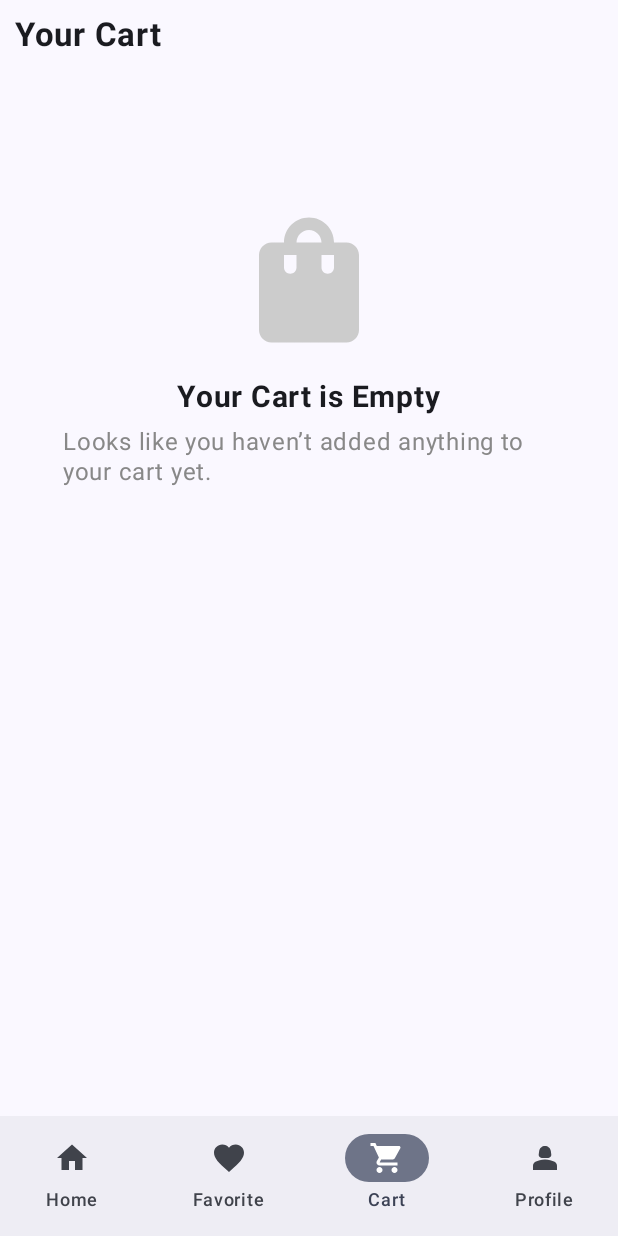
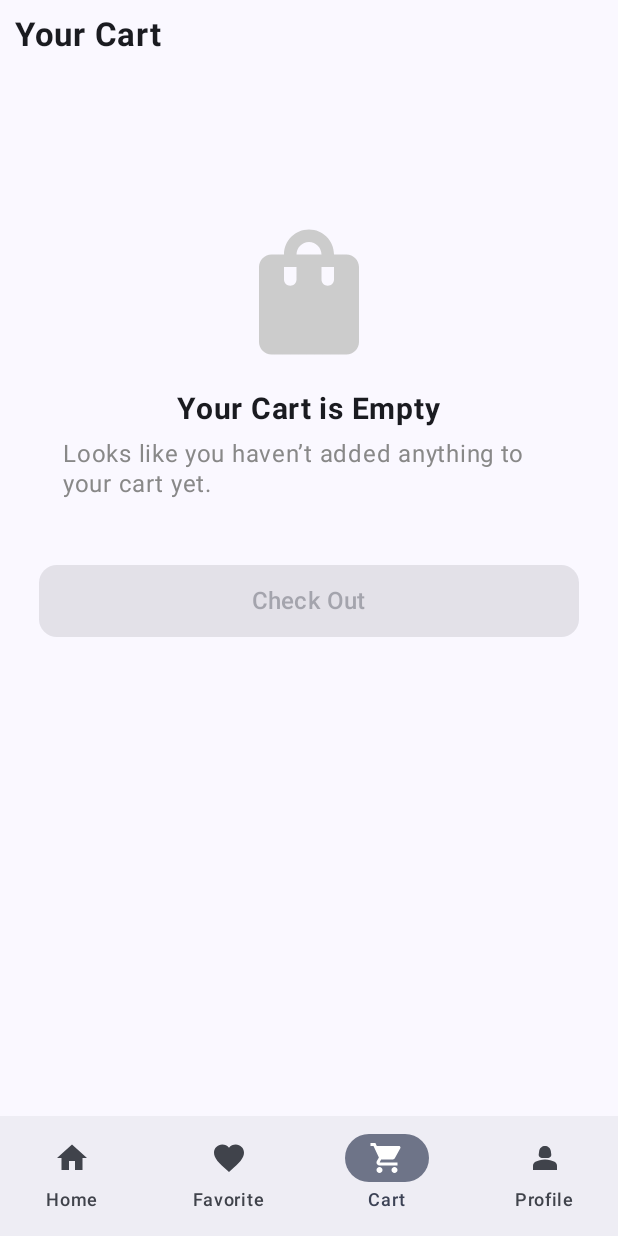
Before and after one commit to dungnguyen021203/SneakerPuzzApp, an Android app built with Jetpack Compose: the HomeScreen screen opened through its navigation route, item 3 of the bottom bar chosen, on a phone screen of 412 x 824 dp. Run offline under Robolectric (Android 15) with nearby library versions, the phone set to English and light mode, and no system bars; our stand-ins replace Dagger/Hilt's generated code, Firebase (no records; nobody signed in at launch, a user with empty details on screens opened directly); libraries missing offline, so code that uses them is left out: com.tbuonomo.viewpagerdotsindicator.

Commit message:
CheckOut UI draft version 1.2 (fix scroll state)

```diff
--- a/app/src/main/java/com/example/sneakerpuzzshop/presentation/ui/cart/CartItemRow.kt
+++ b/app/src/main/java/com/example/sneakerpuzzshop/presentation/ui/cart/CartItemRow.kt
@@ -45,7 +45,7 @@ fun CartItemRow(
 ) {
     Card(
         modifier = Modifier
-            .padding(16.dp)
+            .padding(10.dp)
             .fillMaxWidth(),
         shape = RoundedCornerShape(16.dp),
         elevation = CardDefaults.cardElevation(defaultElevation = 6.dp),
--- a/app/src/main/java/com/example/sneakerpuzzshop/presentation/ui/pages/CartPage.kt
+++ b/app/src/main/java/com/example/sneakerpuzzshop/presentation/ui/pages/CartPage.kt
@@ -2,7 +2,9 @@ package com.example.sneakerpuzzshop.presentation.ui.pages
 
 import androidx.compose.foundation.layout.Arrangement
 import androidx.compose.foundation.layout.Column
+import androidx.compose.foundation.layout.PaddingValues
 import androidx.compose.foundation.layout.Row
+import androidx.compose.foundation.layout.Spacer
 import androidx.compose.foundation.layout.WindowInsets
 import androidx.compose.foundation.layout.asPaddingValues
 import androidx.compose.foundation.layout.fillMaxSize
@@ -14,9 +16,11 @@ import androidx.compose.foundation.layout.systemBars
 import androidx.compose.foundation.layout.width
 import androidx.compose.foundation.lazy.LazyColumn
 import androidx.compose.foundation.lazy.items
+import androidx.compose.foundation.shape.RoundedCornerShape
 import androidx.compose.material.icons.Icons
 import androidx.compose.material.icons.filled.ShoppingBag
 import androidx.compose.material3.Button
+import androidx.compose.material3.ButtonDefaults
 import androidx.compose.material3.Icon
 import androidx.compose.material3.Text
 import androidx.compose.runtime.Composable
@@ -65,25 +69,32 @@ fun CartPage(
             }
 
             is Resource.Loading -> LoadingCircle()
+
             is Resource.Success -> {
                 val cartList = (state as Resource.Success).data
-                var isEmpty = cartList.isEmpty()
-                Column(
+                val isEmpty = cartList.isEmpty()
+
+                LazyColumn(
                     modifier = Modifier
                         .fillMaxSize()
                         .padding(WindowInsets.systemBars.asPaddingValues())
-                        .padding(10.dp)
+                        .padding(10.dp),
+                    verticalArrangement = Arrangement.spacedBy(8.dp),
+                    contentPadding = PaddingValues(bottom = 32.dp)
                 ) {
+                    item {
                         Text(
                             text = "Your Cart",
                             fontSize = 22.sp,
                             fontWeight = FontWeight.Bold
                         )
+                    }
 
                     if (isEmpty) {
+                        item {
                             Column(
                                 modifier = Modifier
-                                .fillMaxSize()
+                                    .fillMaxWidth()
                                     .padding(top = 100.dp),
                                 horizontalAlignment = Alignment.CenterHorizontally,
                                 verticalArrangement = Arrangement.Top
@@ -108,52 +119,60 @@ fun CartPage(
                                     lineHeight = 20.sp
                                 )
                             }
+                        }
                     } else {
-                        LazyColumn {
                         items(cartList) { item ->
-
                             val product = productMap[item.productId]
 
-                                CartItemRow(item = item, onAdd = {
+                            CartItemRow(
+                                item = item,
+                                onAdd = {
                                     viewModel.updateCart(
                                         userId,
                                         item.productId,
                                         item.size,
                                         item.quantity + 1
                                     )
-                                }, onRemove = {
+                                },
+                                onRemove = {
                                     viewModel.updateCart(
                                         userId,
                                         item.productId,
                                         item.size,
                                         item.quantity - 1
                                     )
-                                }, onDelete = {
+                                },
+                                onDelete = {
                                     viewModel.removeFromCart(userId, item.productId, item.size)
-                                }, product = product)
-                            }
+                                },
+                                product = product
+                            )
                         }
                     }
 
-                    Column(
-                        horizontalAlignment = Alignment.CenterHorizontally,
-                        modifier = Modifier.fillMaxWidth()
-                    ) {
+                    item {
+                        Spacer(modifier = Modifier.height(20.dp))
+                    }
+
+                    item {
                         Button(
                             onClick = { navController.navigate(ROUTE_CHECKOUT) },
                             enabled = !isEmpty,
                             modifier = Modifier
-                                .height(70.dp)
-                                .width(150.dp)
-                                .padding(top = 16.dp)
+                                .fillMaxWidth()
+                                .padding(horizontal = 16.dp)
+                                .height(48.dp),
+                            shape = RoundedCornerShape(12.dp),
+                            colors = ButtonDefaults.buttonColors(
+                                containerColor = Color(0xFF1A50FF),
+                                contentColor = Color.White
+                            )
                         ) {
                             Text(text = "Check Out", fontSize = 16.sp)
                         }
                     }
-
-                }
-
                 }
             }
         }
     }
+}
```
Also changed, not shown: app/src/main/java/com/example/sneakerpuzzshop/presentation/ui/pages/CheckoutPage.kt (+16 -10 lines). Lines whose indentation alone changed are shown as unchanged.
